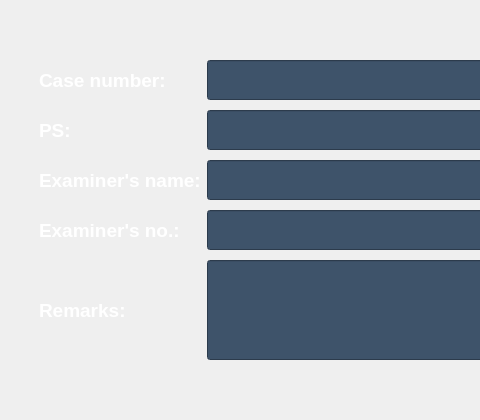
This is UI_Designs/Page_2.ui in pakeeza-ehsan-arhamsoft/CompareFace_Software as Qt 5 draws it before an edit; both pictures show x 0 to 480 and y 85 to 505 of the 1310 by 800 pixel window. The edited form follows.
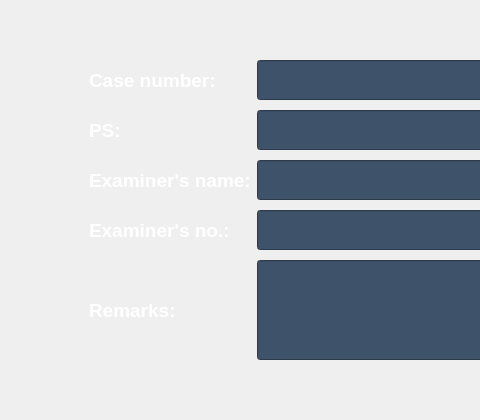
This is the edited form. Icons and pictures are not drawn.

The edit to the form file:
```diff
--- a/UI_Designs/Page_2.ui
+++ b/UI_Designs/Page_2.ui
@@ -106,6 +106,9 @@
           <property name="verticalSpacing">
            <number>10</number>
           </property>
+          <property name="leftMargin">
+           <number>50</number>
+          </property>
           <property name="rightMargin">
            <number>0</number>
           </property>
```
Left out of the diff: 30 changed lines with no effect on the pictures.
